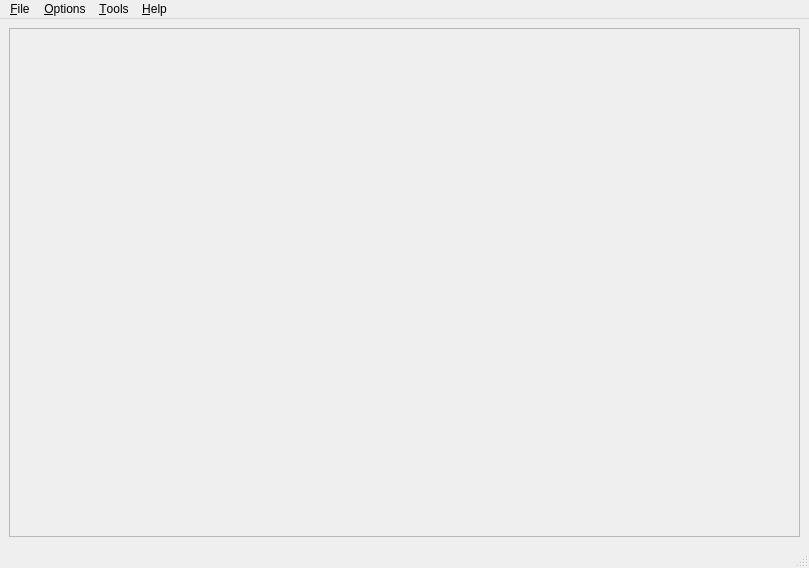
First picture: the form in forms/mainwindow.ui, repository isis-group/vast, before the edit.
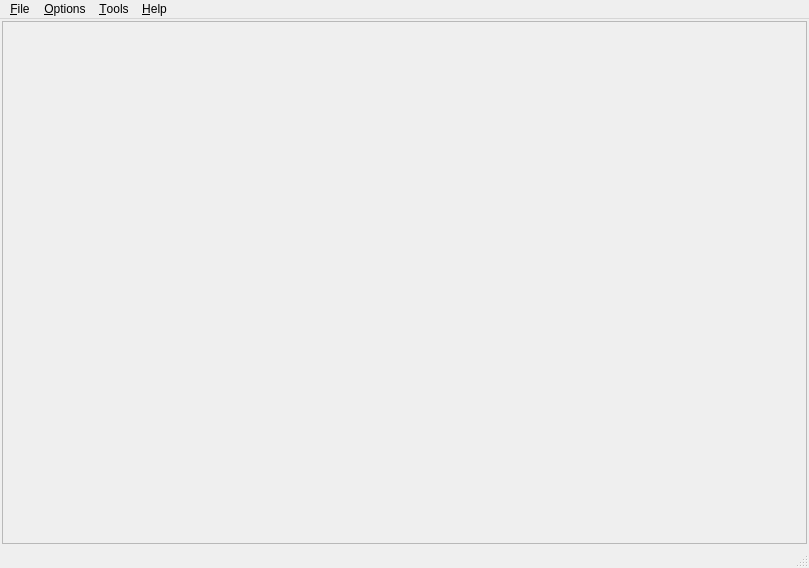
Second picture: the form after the edit. Icons and pictures are not drawn.

```diff
--- a/forms/mainwindow.ui
+++ b/forms/mainwindow.ui
@@ -15,6 +15,9 @@
   </property>
   <widget class="QWidget" name="centralwidget">
    <layout class="QGridLayout" name="gridLayout_2">
+    <property name="margin">
+     <number>2</number>
+    </property>
     <item row="1" column="1">
      <widget class="QScrollArea" name="scrollArea">
       <property name="widgetResizable">
@@ -25,8 +28,8 @@
         <rect>
          <x>0</x>
          <y>0</y>
-         <width>771</width>
-         <height>481</height>
+         <width>785</width>
+         <height>499</height>
         </rect>
        </property>
        <layout class="QVBoxLayout" name="verticalLayout">
```
Left out of the diff: 4 changed lines with no effect on the pictures.
